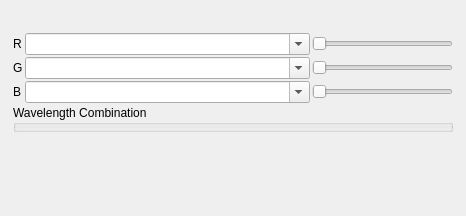
The window that qps/ui/rasterbandconfigwidget.ui (EnMAP-Box/qgispluginsupport) describes before a commit, drawn with Qt 5.
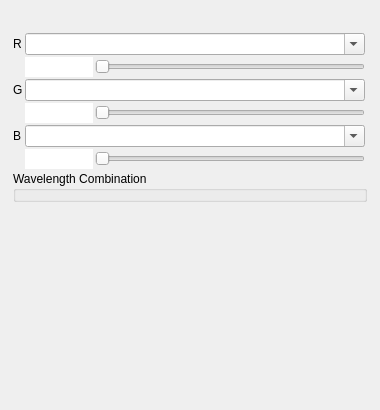
The same window after the commit. Custom widgets are drawn as their Qt base class.

What changed in the file:
```diff
--- a/qps/ui/rasterbandconfigwidget.ui
+++ b/qps/ui/rasterbandconfigwidget.ui
@@ -6,8 +6,8 @@
    <rect>
     <x>0</x>
     <y>0</y>
-    <width>466</width>
-    <height>216</height>
+    <width>380</width>
+    <height>410</height>
    </rect>
   </property>
   <property name="windowTitle">
@@ -105,7 +105,7 @@
       </layout>
      </widget>
      <widget class="QWidget" name="pageMultiBand">
-      <layout class="QGridLayout" name="gridLayout">
+      <layout class="QGridLayout" name="gridLayout" columnstretch="0,0,4,0">
        <property name="leftMargin">
         <number>2</number>
        </property>
@@ -121,20 +121,58 @@
        <property name="spacing">
         <number>2</number>
        </property>
-       <item row="5" column="0" colspan="4">
-        <widget class="QGroupBox" name="gbMultiBandWavelength">
-         <property name="minimumSize">
-          <size>
-           <width>0</width>
-           <height>25</height>
-          </size>
+       <item row="3" column="2">
+        <widget class="QSlider" name="sliderMultiBandGreen">
+         <property name="sizePolicy">
+          <sizepolicy hsizetype="Preferred" vsizetype="Fixed">
+           <horstretch>1</horstretch>
+           <verstretch>0</verstretch>
+          </sizepolicy>
          </property>
-         <property name="title">
-          <string>Wavelength Combination</string>
+         <property name="orientation">
+          <enum>Qt::Orientation::Horizontal</enum>
          </property>
         </widget>
        </item>
-       <item row="6" column="2">
+       <item row="2" column="1" colspan="2">
+        <widget class="RasterBandComboBox" name="cbMultiBandGreen">
+         <property name="sizePolicy">
+          <sizepolicy hsizetype="Preferred" vsizetype="Fixed">
+           <horstretch>1</horstretch>
+           <verstretch>0</verstretch>
+          </sizepolicy>
+         </property>
+         <property name="toolTip">
+          <string>Select the band for green color values</string>
+         </property>
+         <property name="editable">
+          <bool>true</bool>
+         </property>
+         <property name="placeholderText">
+          <string>select band</string>
+         </property>
+        </widget>
+       </item>
+       <item row="0" column="1" colspan="2">
+        <widget class="RasterBandComboBox" name="cbMultiBandRed">
+         <property name="sizePolicy">
+          <sizepolicy hsizetype="Preferred" vsizetype="Fixed">
+           <horstretch>1</horstretch>
+           <verstretch>0</verstretch>
+          </sizepolicy>
+         </property>
+         <property name="toolTip">
+          <string>Select the band for red color values</string>
+         </property>
+         <property name="editable">
+          <bool>true</bool>
+         </property>
+         <property name="placeholderText">
+          <string>select band</string>
+         </property>
+        </widget>
+       </item>
+       <item row="7" column="2">
         <spacer name="verticalSpacer_3">
          <property name="orientation">
           <enum>Qt::Vertical</enum>
@@ -147,42 +185,6 @@
          </property>
         </spacer>
        </item>
-       <item row="4" column="0">
-        <widget class="QLabel" name="label_6">
-         <property name="toolTip">
-          <string>Blue band</string>
-         </property>
-         <property name="text">
-          <string>B</string>
-         </property>
-        </widget>
-       </item>
-       <item row="4" column="3">
-        <widget class="QSlider" name="sliderMultiBandBlue">
-         <property name="sizePolicy">
-          <sizepolicy hsizetype="Preferred" vsizetype="Fixed">
-           <horstretch>1</horstretch>
-           <verstretch>0</verstretch>
-          </sizepolicy>
-         </property>
-         <property name="orientation">
-          <enum>Qt::Horizontal</enum>
-         </property>
-        </widget>
-       </item>
-       <item row="0" column="3">
-        <widget class="QSlider" name="sliderMultiBandRed">
-         <property name="sizePolicy">
-          <sizepolicy hsizetype="Preferred" vsizetype="Fixed">
-           <horstretch>1</horstretch>
-           <verstretch>0</verstretch>
-          </sizepolicy>
-         </property>
-         <property name="orientation">
-          <enum>Qt::Horizontal</enum>
-         </property>
-        </widget>
-       </item>
        <item row="0" column="0">
         <widget class="QLabel" name="label_4">
          <property name="toolTip">
@@ -203,51 +205,6 @@
          </property>
         </widget>
        </item>
-       <item row="2" column="3">
-        <widget class="QSlider" name="sliderMultiBandGreen">
-         <property name="sizePolicy">
-          <sizepolicy hsizetype="Preferred" vsizetype="Fixed">
-           <horstretch>1</horstretch>
-           <verstretch>0</verstretch>
-          </sizepolicy>
-         </property>
-         <property name="orientation">
-          <enum>Qt::Horizontal</enum>
-         </property>
-        </widget>
-       </item>
-       <item row="0" column="1" colspan="2">
-        <widget class="RasterBandComboBox" name="cbMultiBandRed">
-         <property name="sizePolicy">
-          <sizepolicy hsizetype="Preferred" vsizetype="Fixed">
-           <horstretch>1</horstretch>
-           <verstretch>0</verstretch>
-          </sizepolicy>
-         </property>
-         <property name="toolTip">
-          <string>Select the band for red color values</string>
-         </property>
-         <property name="editable">
-          <bool>true</bool>
-         </property>
-        </widget>
-       </item>
-       <item row="2" column="1" colspan="2">
-        <widget class="RasterBandComboBox" name="cbMultiBandGreen">
-         <property name="sizePolicy">
-          <sizepolicy hsizetype="Preferred" vsizetype="Fixed">
-           <horstretch>1</horstretch>
-           <verstretch>0</verstretch>
-          </sizepolicy>
-         </property>
-         <property name="toolTip">
-          <string>Select the band for green color values</string>
-         </property>
-         <property name="editable">
-          <bool>true</bool>
-         </property>
-        </widget>
-       </item>
        <item row="4" column="1" colspan="2">
         <widget class="RasterBandComboBox" name="cbMultiBandBlue">
          <property name="sizePolicy">
@@ -262,6 +219,106 @@
          <property name="editable">
           <bool>true</bool>
          </property>
+         <property name="placeholderText">
+          <string>select band</string>
+         </property>
+        </widget>
+       </item>
+       <item row="4" column="0">
+        <widget class="QLabel" name="labelB">
+         <property name="toolTip">
+          <string>Blue band</string>
+         </property>
+         <property name="text">
+          <string>B</string>
+         </property>
+        </widget>
+       </item>
+       <item row="6" column="0" colspan="4">
+        <widget class="QGroupBox" name="gbMultiBandWavelength">
+         <property name="minimumSize">
+          <size>
+           <width>0</width>
+           <height>25</height>
+          </size>
+         </property>
+         <property name="title">
+          <string>Wavelength Combination</string>
+         </property>
+        </widget>
+       </item>
+       <item row="5" column="2">
+        <widget class="QSlider" name="sliderMultiBandBlue">
+         <property name="sizePolicy">
+          <sizepolicy hsizetype="Preferred" vsizetype="Fixed">
+           <horstretch>1</horstretch>
+           <verstretch>0</verstretch>
+          </sizepolicy>
+         </property>
+         <property name="orientation">
+          <enum>Qt::Orientation::Horizontal</enum>
+         </property>
+        </widget>
+       </item>
+       <item row="1" column="2">
+        <widget class="QSlider" name="sliderMultiBandRed">
+         <property name="sizePolicy">
+          <sizepolicy hsizetype="Preferred" vsizetype="Fixed">
+           <horstretch>1</horstretch>
+           <verstretch>0</verstretch>
+          </sizepolicy>
+         </property>
+         <property name="orientation">
+          <enum>Qt::Orientation::Horizontal</enum>
+         </property>
+        </widget>
+       </item>
+       <item row="1" column="1">
+        <widget class="QLineEdit" name="lineEditR">
+         <property name="toolTip">
+          <string>Show the wavelength of the red band, if available.</string>
+         </property>
+         <property name="frame">
+          <bool>false</bool>
+         </property>
+         <property name="readOnly">
+          <bool>true</bool>
+         </property>
+         <property name="placeholderText">
+          <string/>
+         </property>
+         <property name="clearButtonEnabled">
+          <bool>false</bool>
+         </property>
+        </widget>
+       </item>
+       <item row="3" column="1">
+        <widget class="QLineEdit" name="lineEditG">
+         <property name="toolTip">
+          <string>Show the wavelength of the green band, if available.</string>
+         </property>
+         <property name="frame">
+          <bool>false</bool>
+         </property>
+         <property name="readOnly">
+          <bool>true</bool>
+         </property>
+         <property name="placeholderText">
+          <string/>
+         </property>
+        </widget>
+       </item>
+       <item row="5" column="1">
+        <widget class="QLineEdit" name="lineEditB">
+         <property name="toolTip">
+          <string>Show the wavelength of the blue band, if available.</string>
+         </property>
+         <property name="frame">
+          <bool>false</bool>
+         </property>
+         <property name="readOnly">
+          <bool>true</bool>
+         </property>
         </widget>
        </item>
       </layout>
```
Left out of the diff: 36 changed lines with no effect on the pictures.
